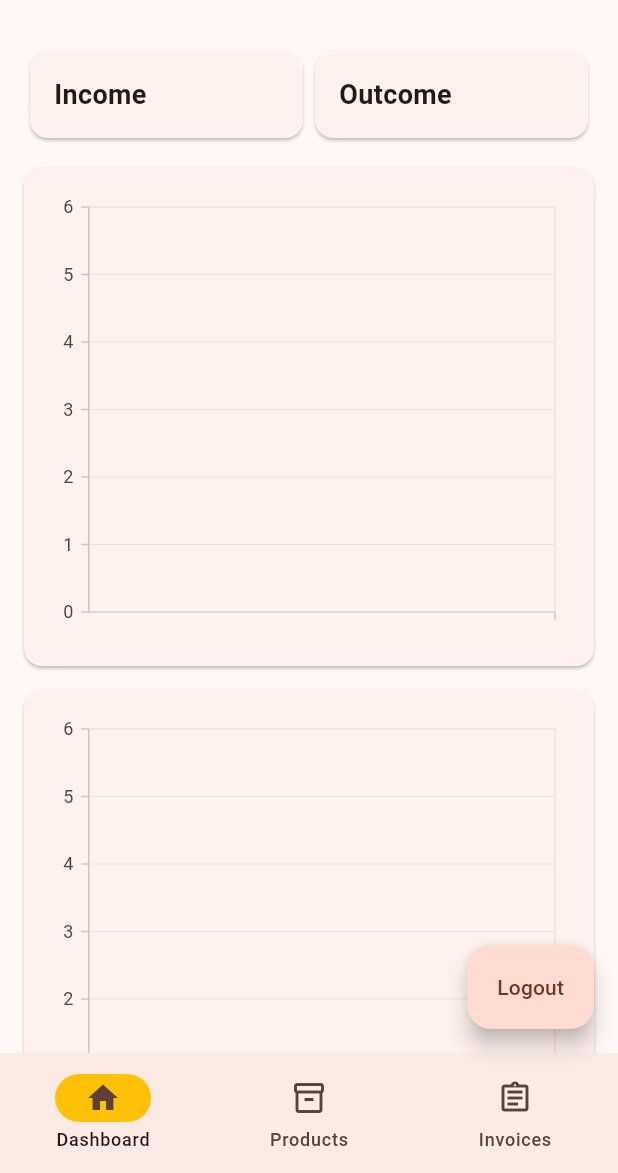
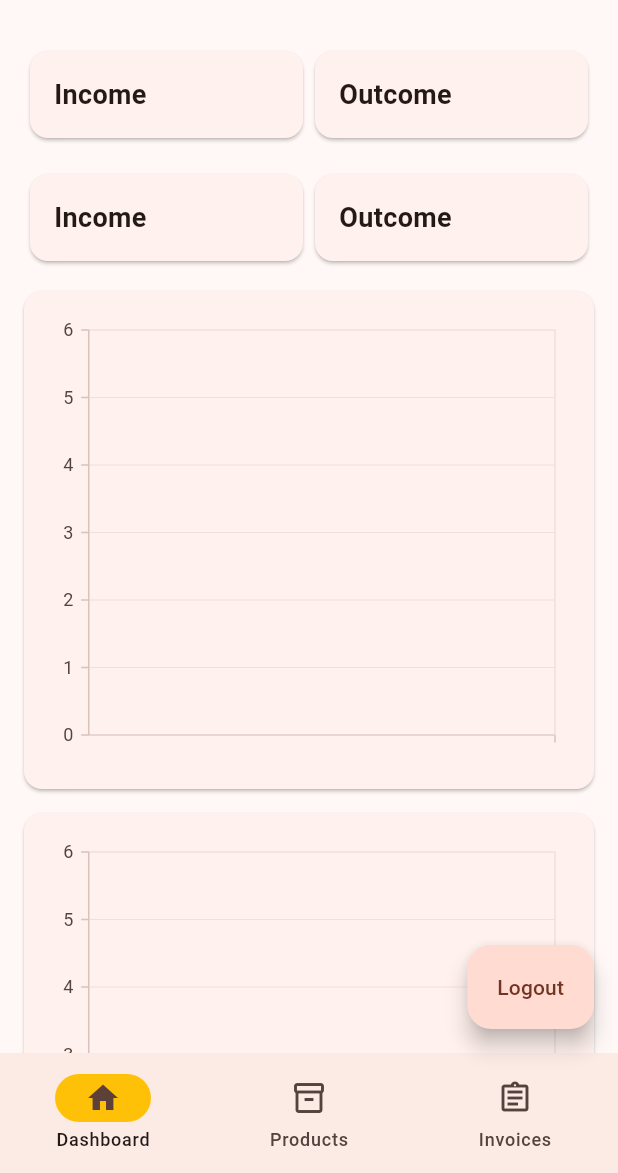
Before and after one commit to Tranbao8396/flutter_app, a Flutter app: the MyHomePage screen opened directly, on a phone screen of 412 x 824 dp, the part 63-1236 px from its top. Run offline on Flutter 3.47's test engine with Material 3 defaults, Android fonts, the light colour scheme and no system bars; our stand-ins replace syncfusion_flutter_charts; missing offline and left inert: mysql1.

Commit message:
update statefulwidget

```diff
--- a/lib/home.dart
+++ b/lib/home.dart
@@ -18,7 +18,7 @@ class HomePage extends StatelessWidget {
         useMaterial3: true,
         colorScheme: ColorScheme.fromSeed(seedColor: Colors.deepOrange),
       ),
-      home: MyHomePage(),
+      home: SafeArea(child: MyHomePage()),
     );
   }
 }
@@ -85,7 +85,7 @@ class _MyHomePageState extends State<MyHomePage> {
           );
         }
       ),
-      body: SafeArea(child: page),
+      body: page,
     );
   }
 }
--- a/lib/main.dart
+++ b/lib/main.dart
@@ -19,184 +19,8 @@ class MyApp extends StatelessWidget {
           useMaterial3: true,
           colorScheme: ColorScheme.fromSeed(seedColor: Colors.deepOrange),
         ),
-        home: LoginWidget(),
+        home: SafeArea(child: LoginWidget()),
       ),
     );
   }
 }
-
-// class MyAppState extends ChangeNotifier {
-//   var current = WordPair.random();
-
-//   void getNext() {
-//     current = WordPair.random();
-//     notifyListeners();
-//   }
-
-//   var favorites = <WordPair>[];
-
-//   // void toggleFavorite() {
-//   //   if (favorites.contains(current)) {
-//   //     favorites.remove(current);
-//   //   } else {
-//   //     favorites.add(current);
-//   //   }
-//   //   notifyListeners();
-//   // }
-// }
-
-// class MyHomePage extends StatefulWidget {
-//   @override
-//   State<MyHomePage> createState() => _MyHomePageState();
-// }
-
-// class _MyHomePageState extends State<MyHomePage> {
-//   var selectedIndex = 0;
-
-//   @override
-//   Widget build(BuildContext context) {
-//     Widget page;
-//     switch (selectedIndex) {
-//       case 0:
-//         page = GeneratorPage();
-//       case 1:
-//         page = FavoritesPage();
-//       default:
-//         throw UnimplementedError('no widget for $selectedIndex');
-//     }
-
-//     return LayoutBuilder(builder: (context, constraints) {
-//       return Scaffold(
-//         body: Row(
-//           children: [
-//             SafeArea(
-//               child: NavigationRail(
-//                 extended: constraints.maxWidth >= 600,
-//                 destinations: [
-//                   NavigationRailDestination(
-//                     icon: Icon(Icons.home),
-//                     label: Text('Home'),
-//                   ),
-//                   NavigationRailDestination(
-//                     icon: Icon(Icons.favorite),
-//                     label: Text('Favorites'),
-//                   ),
-//                 ],
-//                 selectedIndex: selectedIndex,
-//                 onDestinationSelected: (value) {
-//                   setState(() {
-//                     selectedIndex = value;
-//                   });
-//                 },
-//               ),
-//             ),
-//             Expanded(
-//               child: Container(
-//                 color: Theme.of(context).colorScheme.primaryContainer,
-//                 child: page,
-//               ),
-//             ),
-//           ],
-//         ),
-//       );
-//     });
-//   }
-// }
-
-// class GeneratorPage extends StatelessWidget {
-//   @override
-//   Widget build(BuildContext context) {
-//     var appState = context.watch<MyAppState>();
-//     var pair = appState.current;
-
-//     IconData icon;
-//     if (appState.favorites.contains(pair)) {
-//       icon = Icons.favorite;
-//     } else {
-//       icon = Icons.favorite_border;
-//     }
-
-//     return Center(
-//       child: Column(
-//         mainAxisAlignment: MainAxisAlignment.center,
-//         children: [
-//           BigCard(pair: pair),
-//           SizedBox(height: 10),
-//           Row(
-//             mainAxisSize: MainAxisSize.min,
-//             children: [
-//               ElevatedButton.icon(
-//                 onPressed: () {
-//                   appState.toggleFavorite();
-//                 },
-//                 icon: Icon(icon),
-//                 label: Text('Like'),
-//               ),
-//               SizedBox(width: 10),
-//               ElevatedButton(
-//                 onPressed: () {
-//                   appState.getNext();
-//                 },
-//                 child: Text('Next'),
-//               ),
-//             ],
-//           ),
-//         ],
-//       ),
-//     );
-//   }
-// }
-
-// class BigCard extends StatelessWidget {
-//   const BigCard({
-//     super.key,
-//     required this.pair,
-//   });
-
-//   final WordPair pair;
-
-//   @override
-//   Widget build(BuildContext context) {
-//     final theme = Theme.of(context);
-//     final style = theme.textTheme.bodyMedium!.copyWith(
-//       color: theme.colorScheme.onPrimary,
-//     );
-
-//     return Card(
-//       color: theme.colorScheme.primary,
-
-//       child: Padding(
-//         padding: const EdgeInsets.all(6),
-//         child: Text(pair.asLowerCase, style:style),
-//       ),
-//     );
-//   }
-// }
-
-// class FavoritesPage extends StatelessWidget {
-//   @override
-//   Widget build(BuildContext context) {
-//     var appState = context.watch<MyAppState>();
-
-//     if (appState.favorites.isEmpty) {
-//       return Center(
-//         child: Text('No favorites yet.'),
-//       );
-//     }
-
-//     return ListView(
-//       children: [
-//         Padding(
-//           padding: const EdgeInsets.all(20),
-//           child: Text('You have '
-//               '${appState.favorites.length} favorites:'),
-//         ),
-//         for (var pair in appState.favorites)
-//           ListTile(
-//             leading: Icon(Icons.favorite),
-//             title: Text(pair.asLowerCase),
-//           ),
-//       ],
-//     );
-//   }
-// }
--- a/lib/pages/dashboard.dart
+++ b/lib/pages/dashboard.dart
@@ -72,7 +72,7 @@ class Dashboard extends StatelessWidget {
       body: ListView(
         children: <Widget>[
           Padding(
-          padding: const EdgeInsets.all(16),
+            padding: const EdgeInsets.fromLTRB(16, 16, 16, 16),
             child: Row(
               mainAxisAlignment: MainAxisAlignment.spaceEvenly,
               children: [
@@ -80,23 +80,48 @@ class Dashboard extends StatelessWidget {
                   child: InfoCard(
                     title: 'Income',
                     results: totalPrice,
-              )),
+                  )
+                ),
                 Expanded(
                   child: InfoCard(
                     title: 'Outcome',
                     results: importPrice,
-              )),
+                  )
+                ),
+              ],
+            ),
+          ),
+          Padding(
+            padding: const EdgeInsets.fromLTRB(16, 0, 16, 16),
+            child: Row(
+              mainAxisAlignment: MainAxisAlignment.spaceEvenly,
+              children: [
+                Expanded(
+                  child: InfoCard(
+                    title: 'Income',
+                    results: totalPrice,
+                  )
+                ),
+                Expanded(
+                  child: InfoCard(
+                    title: 'Outcome',
+                    results: importPrice,
+                  )
+                ),
               ],
             ),
           ),
           Card(
             margin: const EdgeInsets.fromLTRB(16, 0, 16, 0),
-            child: Padding(padding: const EdgeInsets.all(16), child: Chart())),
+            child: Padding(padding: const EdgeInsets.all(16), child: Chart())
+          ),
           Card(
             margin: const EdgeInsets.all(16),
-            child: Padding(padding: const EdgeInsets.all(16), child: SalersChart())),
+            child: Padding(padding: const EdgeInsets.all(16), child: SalersChart())
+          ),
         ],
-    ));
+      )
+    );
   }
 }
 
```
Lines whose indentation alone changed are shown as unchanged.
